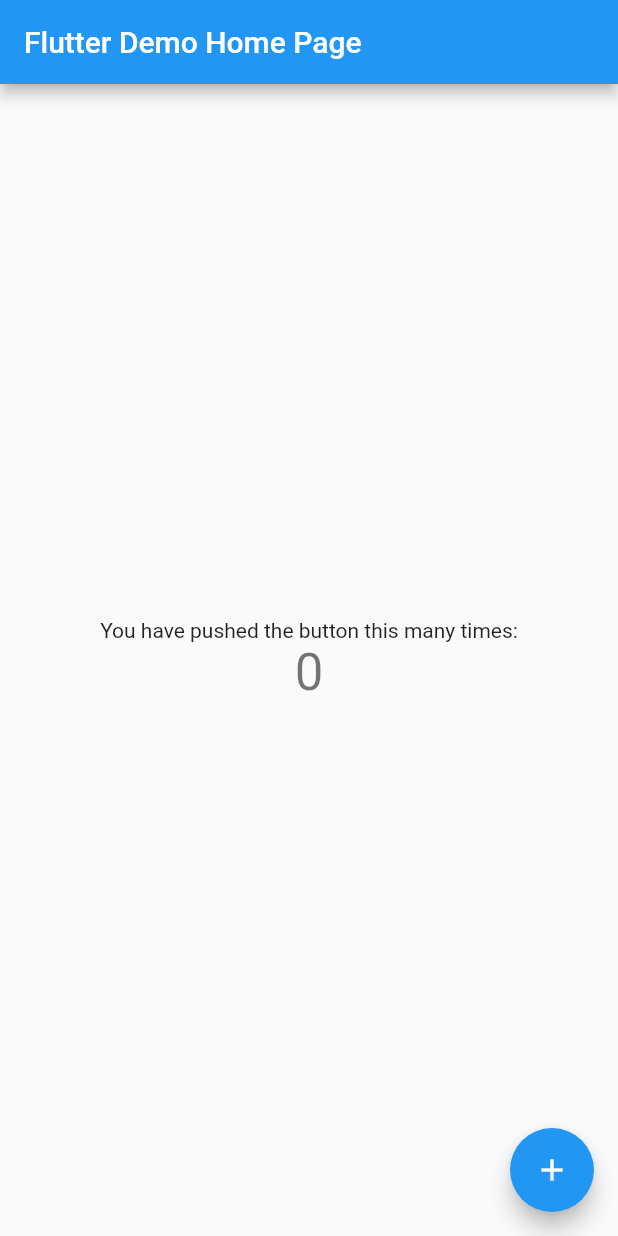
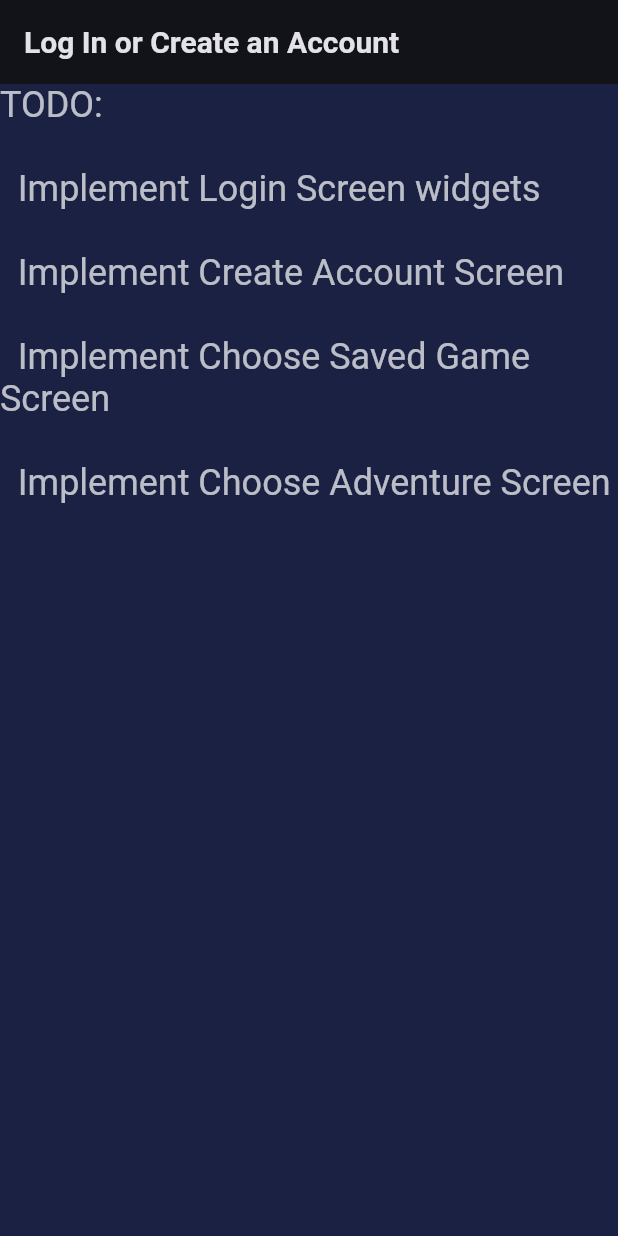
Before and after one commit to geovanie-ruiz/cen4910-proj, a Flutter app: the screen it shows after launch, on a phone screen of 412 x 824 dp. Run offline on Flutter 3.47's test engine with Material 2 defaults, Android fonts, the phone set to English and light mode, and no system bars; our stand-ins replace google_fonts.

Commit message:
Updated Android SDK version in build.gradle, updated pubspec.yaml with audioplayer library, created basic setup for app.

```diff
--- a/mobileapp/lib/main.dart
+++ b/mobileapp/lib/main.dart
@@ -1,115 +1,45 @@
 import 'package:flutter/material.dart';
+import 'package:google_fonts/google_fonts.dart';
+
+import 'package:mobileapp/screens/login.dart';
+
+// creates color scheme variables for theme
+final colorScheme = ColorScheme.fromSeed(
+  brightness: Brightness.dark,
+  seedColor: const Color.fromARGB(255, 20, 47, 107),
+  background: const Color.fromARGB(255, 26, 33, 66),
+);
+
+// applies color scheme and font style
+final theme = ThemeData().copyWith(
+  useMaterial3: true,
+  scaffoldBackgroundColor: colorScheme.background,
+  colorScheme: colorScheme,
+    textTheme: GoogleFonts.ubuntuCondensedTextTheme().copyWith(
+      titleSmall: GoogleFonts.ubuntuCondensed(
+        fontWeight: FontWeight.bold,
+      ),
+      titleMedium: GoogleFonts.ubuntuCondensed(
+        fontWeight: FontWeight.bold,
+      ),
+      titleLarge: GoogleFonts.ubuntuCondensed(
+        fontWeight: FontWeight.bold,
+      ),
+    ),
+);
 
 void main() {
-  runApp(const MyApp());
+  runApp(App());
 }
 
-class MyApp extends StatelessWidget {
-  const MyApp({super.key});
-
-  // This widget is the root of your application.
+class App extends StatelessWidget {
   @override
   Widget build(BuildContext context) {
     return MaterialApp(
-      title: 'Flutter Demo',
-      theme: ThemeData(
-        // This is the theme of your application.
-        //
-        // Try running your application with "flutter run". You'll see the
-        // application has a blue toolbar. Then, without quitting the app, try
-        // changing the primarySwatch below to Colors.green and then invoke
-        // "hot reload" (press "r" in the console where you ran "flutter run",
-        // or simply save your changes to "hot reload" in a Flutter IDE).
-        // Notice that the counter didn't reset back to zero; the application
-        // is not restarted.
-        primarySwatch: Colors.blue,
+      theme: theme,
+      home: const LoginScreen(
+
       ),
-      home: const MyHomePage(title: 'Flutter Demo Home Page'),
     );
   }
 }
-
-class MyHomePage extends StatefulWidget {
-  const MyHomePage({super.key, required this.title});
-
-  // This widget is the home page of your application. It is stateful, meaning
-  // that it has a State object (defined below) that contains fields that affect
-  // how it looks.
-
-  // This class is the configuration for the state. It holds the values (in this
-  // case the title) provided by the parent (in this case the App widget) and
-  // used by the build method of the State. Fields in a Widget subclass are
-  // always marked "final".
-
-  final String title;
-
-  @override
-  State<MyHomePage> createState() => _MyHomePageState();
-}
-
-class _MyHomePageState extends State<MyHomePage> {
-  int _counter = 0;
-
-  void _incrementCounter() {
-    setState(() {
-      // This call to setState tells the Flutter framework that something has
-      // changed in this State, which causes it to rerun the build method below
-      // so that the display can reflect the updated values. If we changed
-      // _counter without calling setState(), then the build method would not be
-      // called again, and so nothing would appear to happen.
-      _counter++;
-    });
-  }
-
-  @override
-  Widget build(BuildContext context) {
-    // This method is rerun every time setState is called, for instance as done
-    // by the _incrementCounter method above.
-    //
-    // The Flutter framework has been optimized to make rerunning build methods
-    // fast, so that you can just rebuild anything that needs updating rather
-    // than having to individually change instances of widgets.
-    return Scaffold(
-      appBar: AppBar(
-        // Here we take the value from the MyHomePage object that was created by
-        // the App.build method, and use it to set our appbar title.
-        title: Text(widget.title),
-      ),
-      body: Center(
-        // Center is a layout widget. It takes a single child and positions it
-        // in the middle of the parent.
-        child: Column(
-          // Column is also a layout widget. It takes a list of children and
-          // arranges them vertically. By default, it sizes itself to fit its
-          // children horizontally, and tries to be as tall as its parent.
-          //
-          // Invoke "debug painting" (press "p" in the console, choose the
-          // "Toggle Debug Paint" action from the Flutter Inspector in Android
-          // Studio, or the "Toggle Debug Paint" command in Visual Studio Code)
-          // to see the wireframe for each widget.
-          //
-          // Column has various properties to control how it sizes itself and
-          // how it positions its children. Here we use mainAxisAlignment to
-          // center the children vertically; the main axis here is the vertical
-          // axis because Columns are vertical (the cross axis would be
-          // horizontal).
-          mainAxisAlignment: MainAxisAlignment.center,
-          children: <Widget>[
-            const Text(
-              'You have pushed the button this many times:',
-            ),
-            Text(
-              '$_counter',
-              style: Theme.of(context).textTheme.headline4,
-            ),
-          ],
-        ),
-      ),
-      floatingActionButton: FloatingActionButton(
-        onPressed: _incrementCounter,
-        tooltip: 'Increment',
-        child: const Icon(Icons.add),
-      ), // This trailing comma makes auto-formatting nicer for build methods.
-    );
-  }
-}
--- /dev/null
+++ b/mobileapp/lib/screens/choosesave.dart
@@ -0,0 +1,3 @@
+// LOAD SAVED GAMES
+
+import 'package:flutter/material.dart';
--- /dev/null
+++ b/mobileapp/lib/screens/createaccount.dart
@@ -0,0 +1,5 @@
+// SCREEN TO CREATE A USER ACCOUNT
+// REQUIRES email, username, password
+// POPUP DIALOG BOX on failure to create account
+
+import 'package:flutter/material.dart';
--- /dev/null
+++ b/mobileapp/lib/screens/login.dart
@@ -0,0 +1,29 @@
+// LOGIN PAGE
+// REQUIRES username, password
+// POPUP DIALOG BOX on failure to log in
+
+import 'package:flutter/material.dart';
+
+class LoginScreen extends StatelessWidget {
+  const LoginScreen({super.key});
+
+  @override
+  Widget build(BuildContext context) {
+    return Scaffold(
+      appBar: AppBar(
+        title: const Text('Log In or Create an Account'),
+      ),
+      body: const Text(
+        'TODO:'
+            '\n\n\t\tImplement Login Screen widgets'
+            '\n\n\t\tImplement Create Account Screen'
+            '\n\n\t\tImplement Choose Saved Game Screen'
+            '\n\n\t\tImplement Choose Adventure Screen',
+          style: TextStyle(
+            color: Colors.white70,
+            fontSize: 24,
+          ),
+        ),
+    );
+  }
+}
--- /dev/null
+++ b/mobileapp/lib/screens/selectadventure.dart
@@ -0,0 +1,3 @@
+// SELECT ADVENTURE
+
+import 'package:flutter/material.dart';
--- a/mobileapp/pubspec.yaml
+++ b/mobileapp/pubspec.yaml
@@ -31,11 +31,13 @@
 dependencies:
   flutter:
     sdk: flutter
+  audioplayers: 1.1.0
 
 
   # The following adds the Cupertino Icons font to your application.
   # Use with the CupertinoIcons class for iOS style icons.
   cupertino_icons: ^1.0.2
+  google_fonts: ^4.0.3
 
 dev_dependencies:
   flutter_test:
@@ -63,6 +65,9 @@
   # assets:
   #   - images/a_dot_burr.jpeg
   #   - images/a_dot_ham.jpeg
+  assets:
+    - assets/
+
 
   # An image asset can refer to one or more resolution-specific "variants", see
   # https://flutter.dev/assets-and-images/#resolution-aware
```
Also changed, not shown: mobileapp/pubspec.lock, 7 other files.
